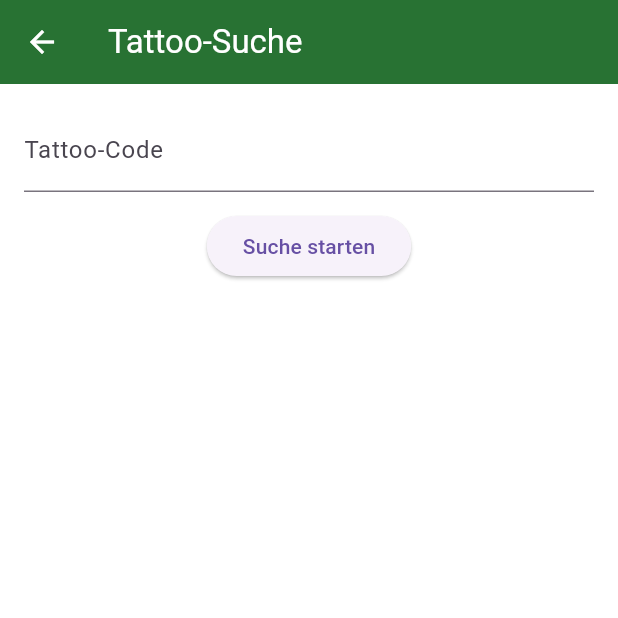
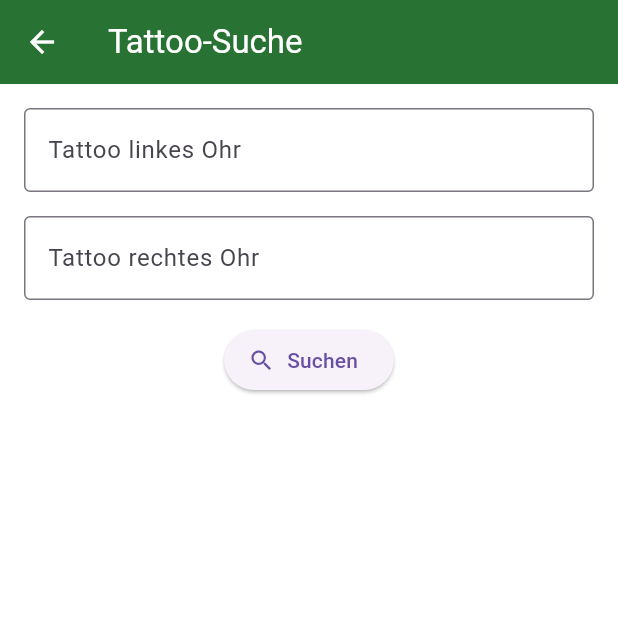
Before and after one commit to iftaMobile/id_search, a Flutter app: the TattooSearchPage screen opened directly, on a phone screen of 412 x 824 dp, the top half of it. Run offline on Flutter 3.47's test engine with Material 3 defaults, Android fonts, the phone set to English and light mode, and no system bars; our stand-ins replace device_info_plus, shared_preferences, webview_flutter; missing offline and left inert: webview_flutter_android; accounts and stored records are empty; network calls fail; Roboto replaces fonts that are missing (VarelaRound).

```diff
--- a/lib/pages/first_page.dart
+++ b/lib/pages/first_page.dart
@@ -4,14 +4,13 @@ import 'package:flutter/material.dart';
 import 'package:id_search/pages/login_page.dart';
 import 'package:id_search/pages/search_page_id.dart';
 import 'package:id_search/pages/search_page_transponder.dart';
-import 'package:id_search/pages/tattoo_search_page.dart';
 import 'datenschutz_page.dart';
 // import 'package:ifta_mobile/LoginPage.dart';
  import 'package:url_launcher/url_launcher.dart';
  import 'ueber_page.dart';
 // import 'ChipSuche.dart';
  import 'dart:math' as math;
-// import 'TattooSuche.dart';
+import 'tattoo_search_page.dart';
 // import 'IdSuche.dart';
 import 'registrierung_page.dart';
 // import 'Kundendaten.dart';
--- a/lib/pages/tattoo_search_page.dart
+++ b/lib/pages/tattoo_search_page.dart
@@ -1,40 +1,45 @@
-// lib/pages/tattoo_search_page.dart
-
 import 'package:flutter/material.dart';
-import 'tattoo_result_page.dart';  // <-- Import der Result-Page
+import 'tattoo_result_page.dart';
 
 class TattooSearchPage extends StatefulWidget {
+  const TattooSearchPage({Key? key}) : super(key: key);
+
   @override
   _TattooSearchPageState createState() => _TattooSearchPageState();
 }
 
 class _TattooSearchPageState extends State<TattooSearchPage> {
-  final TextEditingController _tattooController = TextEditingController();
-  String? _error;
+  final TextEditingController _leftController = TextEditingController();
+  final TextEditingController _rightController = TextEditingController();
+  String? _errorText;
 
   @override
   void dispose() {
-    _tattooController.dispose();
+    _leftController.dispose();
+    _rightController.dispose();
     super.dispose();
   }
 
-  void _searchTattoo() {
-    FocusScope.of(context).unfocus();
-    final code = _tattooController.text.trim();
+  void _onSearch() {
+    final left = _leftController.text.trim();
+    final right = _rightController.text.trim();
 
-    if (code.isEmpty) {
+    if (left.isEmpty && right.isEmpty) {
       setState(() {
-        _error = 'Bitte einen Tattoo-Code eingeben';
+        _errorText = 'Bitte mindestens ein Tattoo eingeben';
       });
       return;
     }
 
-    // Navigation zur Result-Page – links befüllt, rechts leer
+    setState(() {
+      _errorText = null;
+    });
+
     Navigator.of(context).push(
       MaterialPageRoute(
         builder: (_) => TattooResultPage(
-          leftTattoo: code,
-          rightTattoo: '',
+          tattooLeft: left,
+          tattooRight: right,
         ),
       ),
     );
@@ -43,27 +48,39 @@ class _TattooSearchPageState extends State<TattooSearchPage> {
   @override
   Widget build(BuildContext context) {
     return Scaffold(
-      appBar: AppBar(title: Text('Tattoo-Suche')),
+      appBar: AppBar(title: const Text('Tattoo-Suche')),
       body: Padding(
         padding: const EdgeInsets.all(16),
         child: Column(
           children: [
             TextField(
-              controller: _tattooController,
-              decoration: InputDecoration(
-                labelText: 'Tattoo-Code',
-                errorText: _error,
+              controller: _leftController,
+              decoration: const InputDecoration(
+                labelText: 'Tattoo linkes Ohr',
+                border: OutlineInputBorder(),
               ),
-              textInputAction: TextInputAction.search,
-              onSubmitted: (_) => _searchTattoo(),
+              keyboardType: TextInputType.text,
             ),
-            const SizedBox(height: 12),
-            ElevatedButton(
-              onPressed: _searchTattoo,
-              child: Text('Suche starten'),
+            const SizedBox(height: 16),
+            TextField(
+              controller: _rightController,
+              decoration: const InputDecoration(
+                labelText: 'Tattoo rechtes Ohr',
+                border: OutlineInputBorder(),
+              ),
+              keyboardType: TextInputType.text,
             ),
-            // optional: hier könnten weiterhin lokale Ergebnisse stehen,
-            // wir lassen sie aber weg, da die Result-Page alles übernimmt.
+            const SizedBox(height: 16),
+            if (_errorText != null)
+              Text(
+                _errorText!,
+                style: const TextStyle(color: Colors.red),
+              ),
+            ElevatedButton.icon(
+              onPressed: _onSearch,
+              icon: const Icon(Icons.search),
+              label: const Text('Suchen'),
+            ),
           ],
         ),
       ),
```
Also changed, not shown: lib/models/tattoo_match.dart (+31 -25 lines), lib/pages/id_result_page.dart (+5 -4 lines), lib/pages/login_page.dart (+33 -14 lines), lib/pages/tattoo_result_page.dart (+45 -106 lines), lib/pages/transponder_result_page.dart (+5 -4 lines), lib/services/api_service.dart (+27 -76 lines), lib/services/session_manager.dart (+23 -3 lines).
